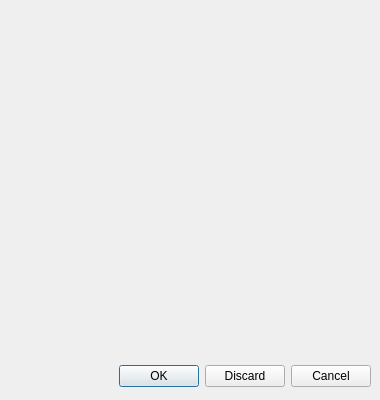
shakes76/smili, file ui/themeEditor.ui: the form before one commit.
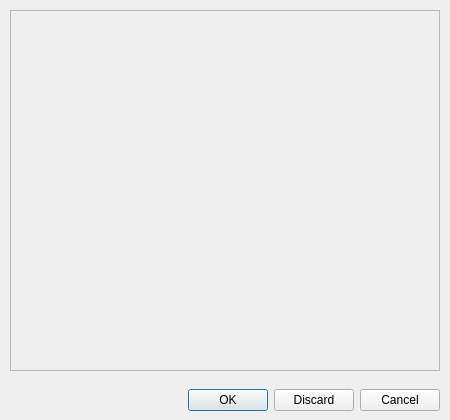
The form after the commit.

Commit message: Updated theme editor to include more element colour options, and updated system themes accordingly.

Patch:
```diff
--- a/ui/themeEditor.ui
+++ b/ui/themeEditor.ui
@@ -6,8 +6,8 @@
    <rect>
     <x>0</x>
     <y>0</y>
-    <width>380</width>
-    <height>400</height>
+    <width>450</width>
+    <height>420</height>
    </rect>
   </property>
   <property name="windowTitle">
@@ -17,9 +17,9 @@
    <property name="geometry">
     <rect>
      <x>10</x>
-     <y>360</y>
-     <width>361</width>
-     <height>32</height>
+     <y>385</y>
+     <width>430</width>
+     <height>30</height>
     </rect>
    </property>
    <property name="orientation">
@@ -29,15 +29,28 @@
     <set>QDialogButtonBox::Cancel|QDialogButtonBox::Discard|QDialogButtonBox::Ok</set>
    </property>
   </widget>
-  <widget class="QWidget" name="generalWidget" native="true">
+  <widget class="QScrollArea" name="scrollArea">
    <property name="geometry">
     <rect>
      <x>10</x>
      <y>10</y>
-     <width>361</width>
-     <height>341</height>
+     <width>430</width>
+     <height>361</height>
     </rect>
    </property>
+   <property name="widgetResizable">
+    <bool>true</bool>
+   </property>
+   <widget class="QWidget" name="scrollAreaWidgetContents_2">
+    <property name="geometry">
+     <rect>
+      <x>0</x>
+      <y>0</y>
+      <width>428</width>
+      <height>359</height>
+     </rect>
+    </property>
+   </widget>
   </widget>
  </widget>
  <resources/>
```
The commit also changes 7 other files.
